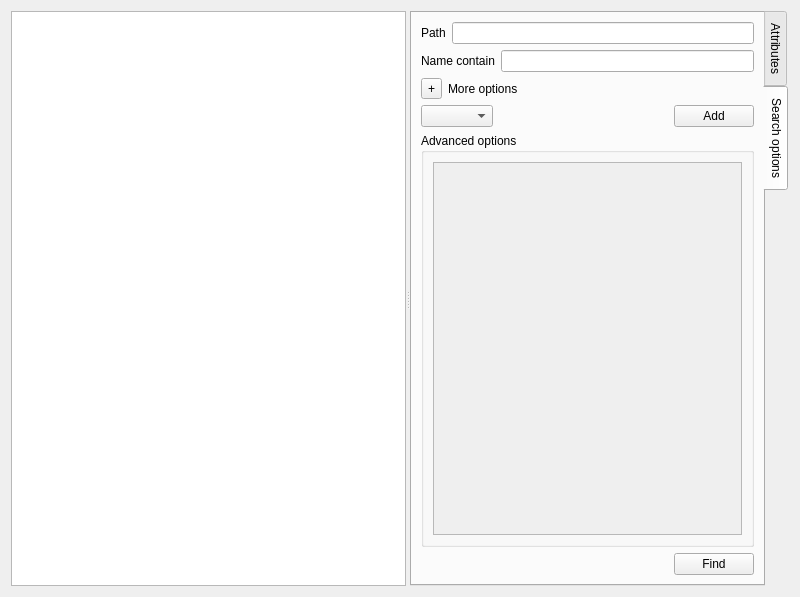
First picture: the form in ui/gui/resources/search.ui, repository halbbob/dff, before the edit.
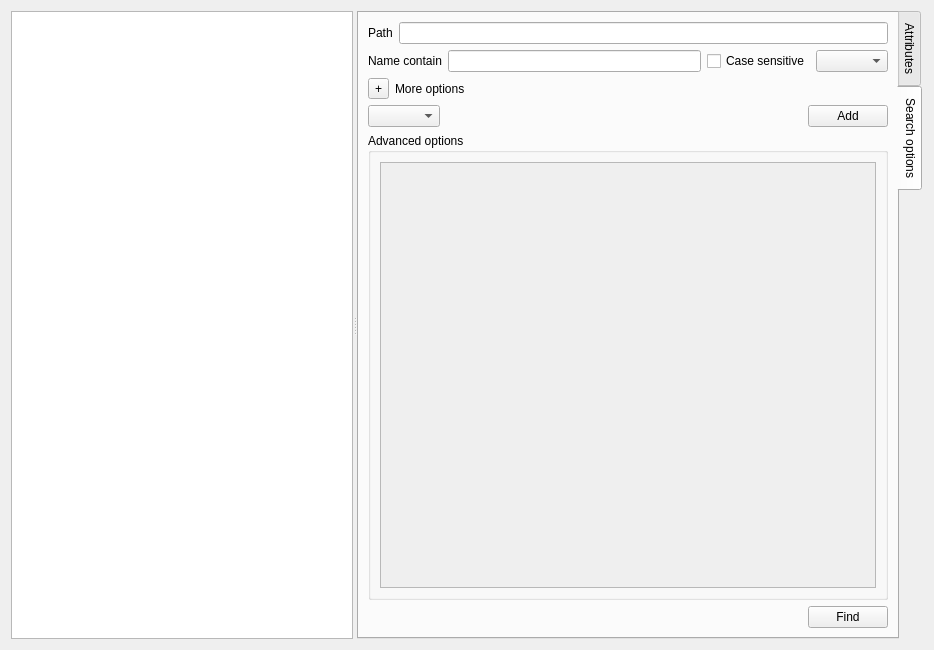
Second picture: the form after the edit. The open tabs and pages were chosen to show the change. Icons and pictures are not drawn.

Commit message: search * modify the widget used to search within file names

```diff
--- a/ui/gui/resources/search.ui
+++ b/ui/gui/resources/search.ui
@@ -6,8 +6,8 @@
    <rect>
     <x>0</x>
     <y>0</y>
-    <width>800</width>
-    <height>597</height>
+    <width>934</width>
+    <height>650</height>
    </rect>
   </property>
   <property name="windowTitle">
@@ -65,7 +65,17 @@
            </widget>
           </item>
           <item>
-           <widget class="QLineEdit" name="searchName"/>
+           <widget class="QLineEdit" name="nameContain"/>
+          </item>
+          <item>
+           <widget class="QCheckBox" name="caseSensitiveName">
+            <property name="text">
+             <string>Case sensitive</string>
+            </property>
+           </widget>
+          </item>
+          <item>
+           <widget class="QComboBox" name="typeName"/>
           </item>
          </layout>
         </item>
@@ -130,8 +140,8 @@
                <rect>
                 <x>0</x>
                 <y>0</y>
-                <width>338</width>
-                <height>342</height>
+                <width>532</width>
+                <height>391</height>
                </rect>
               </property>
               <layout class="QVBoxLayout" name="verticalLayout">
```
Left out of the diff: 2 changed lines with no effect on the pictures. The commit also changes 2 other files.
